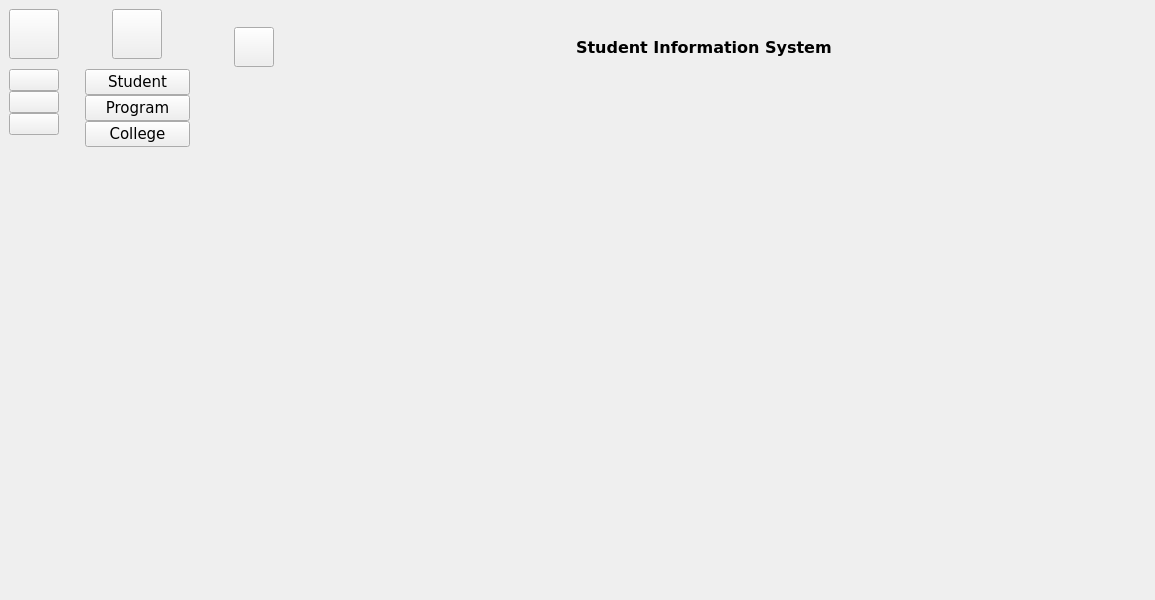
First picture: the form in main_screen.ui, repository brexer/ccc151-ssis, before the edit.
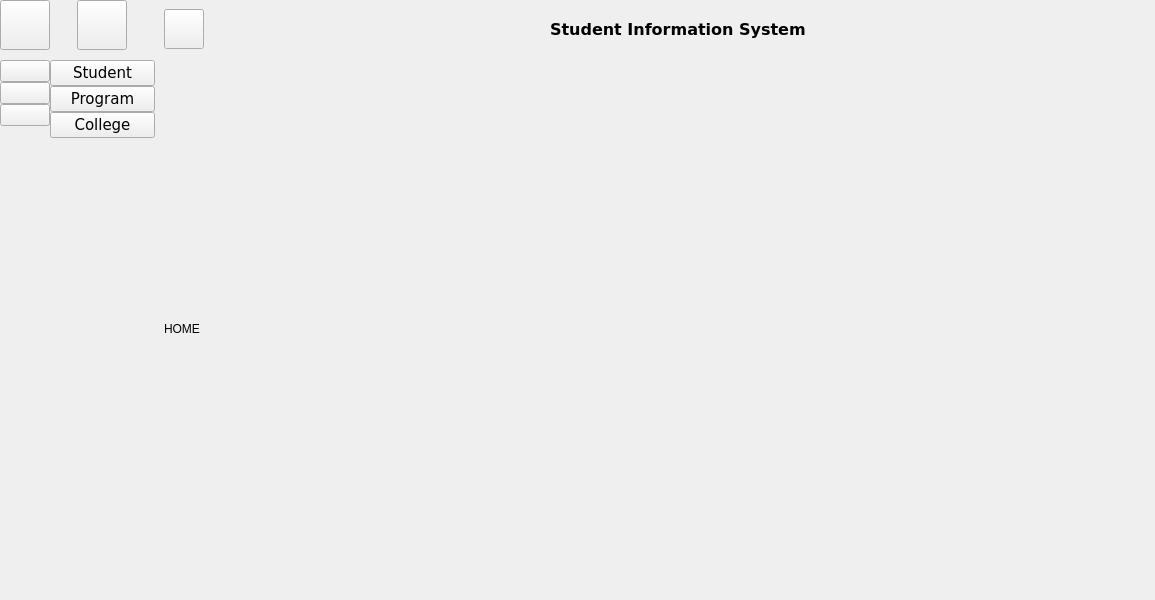
Second picture: the form after the edit. The open tabs and pages were chosen to show the change. Icons and pictures are not drawn.

Commit message: fixed icons, layout, add button

Patch:
```diff
--- a/main_screen.ui
+++ b/main_screen.ui
@@ -40,6 +40,21 @@
   </property>
   <widget class="QWidget" name="centralwidget">
    <layout class="QHBoxLayout" name="horizontalLayout_15">
+    <property name="spacing">
+     <number>0</number>
+    </property>
+    <property name="leftMargin">
+     <number>0</number>
+    </property>
+    <property name="topMargin">
+     <number>0</number>
+    </property>
+    <property name="rightMargin">
+     <number>0</number>
+    </property>
+    <property name="bottomMargin">
+     <number>0</number>
+    </property>
     <item>
      <widget class="QWidget" name="icon_only_widget" native="true">
       <property name="styleSheet">
@@ -96,6 +111,12 @@
              <height>40</height>
             </size>
            </property>
+           <property name="checkable">
+            <bool>true</bool>
+           </property>
+           <property name="autoExclusive">
+            <bool>true</bool>
+           </property>
           </widget>
          </item>
         </layout>
@@ -227,13 +248,13 @@
         <number>0</number>
        </property>
        <property name="leftMargin">
-        <number>20</number>
+        <number>0</number>
        </property>
        <property name="topMargin">
         <number>0</number>
        </property>
        <property name="rightMargin">
-        <number>20</number>
+        <number>0</number>
        </property>
        <property name="bottomMargin">
         <number>0</number>
@@ -270,6 +291,12 @@
              <height>40</height>
             </size>
            </property>
+           <property name="checkable">
+            <bool>true</bool>
+           </property>
+           <property name="autoExclusive">
+            <bool>true</bool>
+           </property>
           </widget>
          </item>
         </layout>
@@ -297,6 +324,12 @@
          </item>
          <item>
           <widget class="QPushButton" name="studentButton2">
+           <property name="sizePolicy">
+            <sizepolicy hsizetype="Minimum" vsizetype="Fixed">
+             <horstretch>0</horstretch>
+             <verstretch>0</verstretch>
+            </sizepolicy>
+           </property>
            <property name="font">
             <font>
              <family>Verdana</family>
@@ -407,6 +440,21 @@
     <item>
      <widget class="QWidget" name="widget_3" native="true">
       <layout class="QGridLayout" name="gridLayout">
+       <property name="leftMargin">
+        <number>0</number>
+       </property>
+       <property name="topMargin">
+        <number>0</number>
+       </property>
+       <property name="rightMargin">
+        <number>0</number>
+       </property>
+       <property name="bottomMargin">
+        <number>0</number>
+       </property>
+       <property name="spacing">
+        <number>0</number>
+       </property>
        <item row="0" column="0" colspan="2">
         <widget class="QWidget" name="widget" native="true">
          <property name="minimumSize">
@@ -518,7 +566,15 @@
           <number>2</number>
          </property>
          <widget class="QWidget" name="mainPage">
-          <layout class="QGridLayout" name="gridLayout_2"/>
+          <layout class="QGridLayout" name="gridLayout_2">
+           <item row="0" column="0">
+            <widget class="QLabel" name="label">
+             <property name="text">
+              <string>HOME</string>
+             </property>
+            </widget>
+           </item>
+          </layout>
          </widget>
          <widget class="QWidget" name="studentPage">
           <layout class="QVBoxLayout" name="verticalLayout_5">
```
Left out of the diff: 125 changed lines with no effect on the pictures. The commit also changes 4 other files.
